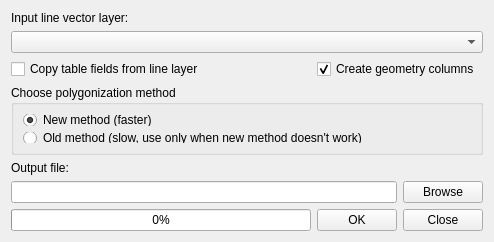
This is ui_polygonizer.ui in p0cisk/Polygonizer as Qt 5 draws it before an edit. The edited form follows.
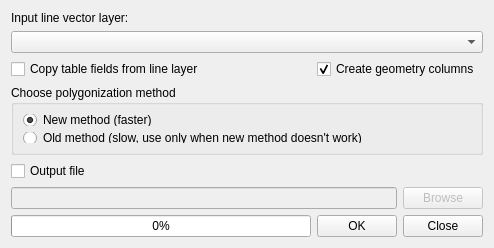
This is the edited form.

Commit message: Added checkbox to choose to save polygons on disk or in memory

```diff
--- a/ui_polygonizer.ui
+++ b/ui_polygonizer.ui
@@ -7,7 +7,7 @@
     <x>0</x>
     <y>0</y>
     <width>494</width>
-    <height>233</height>
+    <height>237</height>
    </rect>
   </property>
   <property name="windowTitle">
@@ -34,18 +34,18 @@
      </property>
     </widget>
    </item>
-   <item row="4" column="0">
-    <widget class="QLabel" name="label_2">
-     <property name="text">
-      <string>Output file:</string>
-     </property>
-    </widget>
-   </item>
    <item row="5" column="0" colspan="2">
-    <widget class="QLineEdit" name="eOutput"/>
+    <widget class="QLineEdit" name="eOutput">
+     <property name="enabled">
+      <bool>false</bool>
+     </property>
+    </widget>
    </item>
    <item row="5" column="2">
     <widget class="QPushButton" name="btnBrowse">
+     <property name="enabled">
+      <bool>false</bool>
+     </property>
      <property name="text">
       <string>Browse</string>
      </property>
@@ -130,6 +130,13 @@
      </property>
     </widget>
    </item>
+   <item row="4" column="0" colspan="2">
+    <widget class="QCheckBox" name="cbOutput">
+     <property name="text">
+      <string>Output file</string>
+     </property>
+    </widget>
+   </item>
   </layout>
  </widget>
  <tabstops>
```
Left out of the diff: 35 changed lines with no effect on the pictures. The commit also changes 2 other files.
